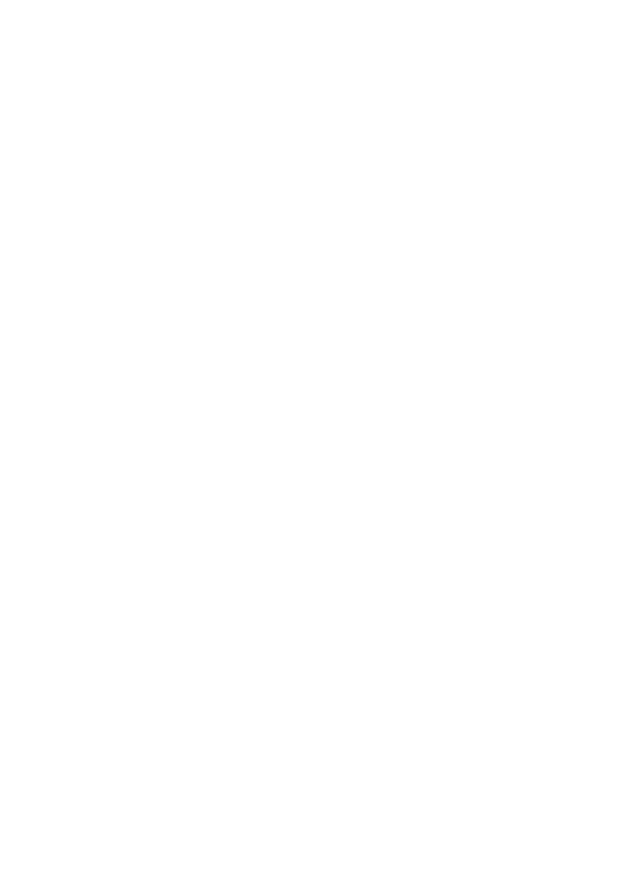
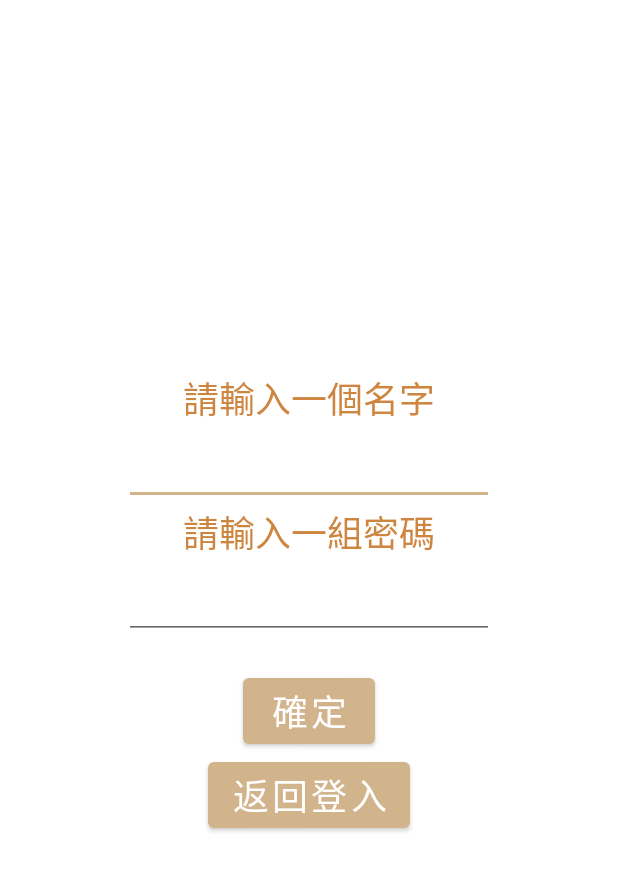
Before and after one commit to SuMingWei/Fit_it, an Android app: the Register screen opened directly, with no data from a screen before it, on a phone screen of 412 x 824 dp. Before the commit the part shown is empty. Shown: the top 871 px of the screen. Run offline under Robolectric (Android 15) with nearby library versions, the phone set to English and light mode, and no system bars.

Commit message:
[finish] login & register

```diff
--- a/app/src/main/AndroidManifest.xml
+++ b/app/src/main/AndroidManifest.xml
@@ -9,7 +9,8 @@
         android:roundIcon="@mipmap/ic_launcher_round"
         android:supportsRtl="true"
         android:theme="@style/Theme.Fitit">
-        <activity android:name=".Register"></activity>
+        <activity android:name=".Home"></activity>
+        <activity android:name=".Register" />
         <activity android:name=".MainActivity">
             <intent-filter>
                 <action android:name="android.intent.action.MAIN" />
--- /dev/null
+++ b/app/src/main/java/com/example/fitit/DBHelper.java
@@ -0,0 +1,92 @@
+package com.example.fitit;
+
+import android.content.ContentValues;
+import android.content.Context;
+import android.database.Cursor;
+import android.database.SQLException;
+import android.database.sqlite.SQLiteDatabase;
+import android.database.sqlite.SQLiteOpenHelper;
+import android.util.Log;
+import android.widget.Toast;
+
+import java.util.ArrayList;
+
+public class DBHelper extends SQLiteOpenHelper {
+    private Context nowContext;
+    private final String name = "Name";
+    private final String password = "Password";
+
+//    private final String date = "date";
+//    private final String upperlimb = "Upperlimb";
+//    private final String lowerlimb = "Lowerlimb";
+//    private final String softness = "Softness";
+//    private final String endurance = "Endurance";
+
+    private static final String databaseName = "LocalDB";
+    private static final int databaseVersion = 1;
+
+    // account info
+    private final String AccountTableName = "AccountInfo";
+    private final String createAccountTableSQL = "CREATE TABLE IF NOT EXISTS " + this.AccountTableName
+            + " ( " + this.name + " VARCHAR(255)," + this.password + " VARCHAR(255) ) ;";
+
+    private final String deleteAccountTableSQL = "DROP TABLE IF EXISTS " + this.AccountTableName + ";";
+
+    public DBHelper(Context context){
+        super(context,databaseName,null,databaseVersion);
+        this.nowContext = context;
+    }
+
+    @Override
+    public void onCreate(SQLiteDatabase db) {
+        try {
+            db.execSQL(this.createAccountTableSQL);
+        } catch (SQLException e){
+            e.printStackTrace();
+        }
+    }
+
+    @Override
+    public void onUpgrade(SQLiteDatabase db, int oldVersion, int newVersion) {
+        try {
+            db.execSQL(this.deleteAccountTableSQL);
+        } catch (SQLException e){
+            e.printStackTrace();
+        }
+    }
+
+    public void insertToAccount(String name,String password){
+        SQLiteDatabase myLocalDB = this.getReadableDatabase() ;
+
+        ContentValues contentValues = new ContentValues();
+        contentValues.put(this.name,name);
+        contentValues.put(this.password,password);
+
+        long nowID = myLocalDB.insert(this.AccountTableName,null,contentValues);
+
+        final String successLog = "註冊成功！";
+        Toast.makeText(this.nowContext,successLog,Toast.LENGTH_SHORT).show();
+    }
+
+    public ArrayList<AccountInfo> getAccountInfo(){
+        ArrayList<AccountInfo> accountList = new ArrayList<AccountInfo>();
+
+        SQLiteDatabase myLocalDB = this.getReadableDatabase();
+        String[] myColumn = {this.name,this.password};
+
+        Cursor myCursor = myLocalDB.query(this.AccountTableName,myColumn,null,null,null,null,null);
+
+        while(myCursor.moveToNext()){
+            String name = myCursor.getString(myCursor.getColumnIndex(this.name));
+            String phone = myCursor.getString(myCursor.getColumnIndex(this.password));
+
+            AccountInfo accountInfo = new AccountInfo();
+            accountInfo.init(name,phone);
+            accountList.add(accountInfo);
+        }
+
+        return accountList;
+    }
+
+
+}
--- a/app/src/main/java/com/example/fitit/Register.java
+++ b/app/src/main/java/com/example/fitit/Register.java
@@ -3,12 +3,76 @@ package com.example.fitit;
 import androidx.appcompat.app.AppCompatActivity;
 
 import android.os.Bundle;
+import android.view.View;
+import android.widget.Button;
+import android.widget.EditText;
+import android.widget.TextView;
+import android.widget.Toast;
+
+import java.util.ArrayList;
 
 public class Register extends AppCompatActivity {
+    private Button confirm_btn,back_btn;
+    private EditText name_ed,password_ed;
+
+    private ArrayList<AccountInfo> accountInfo = new ArrayList<>();
+    private DBHelper myDBHelper = new DBHelper(Register.this);
 
     @Override
     protected void onCreate(Bundle savedInstanceState) {
         super.onCreate(savedInstanceState);
         setContentView(R.layout.activity_register);
+
+        findObject();
+        buttonClickEvent();
+        checkRegister();
     }
+
+    public void findObject(){
+        name_ed = findViewById(R.id.name);
+        password_ed = findViewById(R.id.password);
+        confirm_btn = findViewById(R.id.register_btn);
+        back_btn = findViewById(R.id.login_btn);
+    }
+
+    public void register(){
+        String user_name = name_ed.getText().toString();
+        String user_password = password_ed.getText().toString();
+
+        if(user_name.length() != 0 && user_password.length() != 0){
+            this.myDBHelper.insertToAccount(user_name,user_password);
+            finish();
+        }else {
+            Toast.makeText(Register.this,"您的資料不完整，請重新再試",Toast.LENGTH_SHORT).show();
+        }
+
+    }
+
+    public void checkRegister(){
+        ArrayList<AccountInfo> accountInfo = new ArrayList<>();
+        accountInfo = myDBHelper.getAccountInfo();
+        if(accountInfo.size() != 0){
+            Toast.makeText(Register.this,"請勿重複註冊",Toast.LENGTH_SHORT).show();
+            finish();
+        }
+    }
+
+    public void buttonClickEvent(){
+        confirm_btn.setOnClickListener(new View.OnClickListener() {
+            @Override
+            public void onClick(View v) {
+                register();
+            }
+        });
+
+        back_btn.setOnClickListener(new View.OnClickListener() {
+            @Override
+            public void onClick(View v) {
+                finish();
+            }
+        });
+
+    }
+
+
 }
--- a/app/src/main/res/layout/activity_register.xml
+++ b/app/src/main/res/layout/activity_register.xml
@@ -6,4 +6,106 @@
     android:layout_height="match_parent"
     tools:context=".Register">
 
+    <!--horizonal_10-->
+    <androidx.constraintlayout.widget.Guideline
+        android:id="@+id/horizontal_10"
+        android:layout_width="match_parent"
+        android:layout_height="match_parent"
+        android:orientation="horizontal"
+        app:layout_constraintGuide_percent="0.10" />
+    <!--horizonal_30-->
+    <androidx.constraintlayout.widget.Guideline
+        android:id="@+id/horizontal_30"
+        android:layout_width="match_parent"
+        android:layout_height="match_parent"
+        android:orientation="horizontal"
+        app:layout_constraintGuide_percent="0.30" />
+    <!--horizonal_90-->
+    <androidx.constraintlayout.widget.Guideline
+        android:id="@+id/horizontal_90"
+        android:layout_width="match_parent"
+        android:layout_height="match_parent"
+        android:orientation="horizontal"
+        app:layout_constraintGuide_percent="0.90" />
+    <!--vertical_20-->
+    <androidx.constraintlayout.widget.Guideline
+        android:id="@+id/vertical_20"
+        android:layout_width="match_parent"
+        android:layout_height="match_parent"
+        android:orientation="vertical"
+        app:layout_constraintGuide_percent="0.20" />
+    <!--vertical_80-->
+    <androidx.constraintlayout.widget.Guideline
+        android:id="@+id/vertical_80"
+        android:layout_width="match_parent"
+        android:layout_height="match_parent"
+        android:orientation="vertical"
+        app:layout_constraintGuide_percent="0.80" />
+
+    <LinearLayout
+        android:layout_width="0dp"
+        android:layout_height="0dp"
+        app:layout_constraintTop_toTopOf="@id/horizontal_30"
+        app:layout_constraintBottom_toBottomOf="@+id/horizontal_90"
+        app:layout_constraintLeft_toLeftOf="@id/vertical_20"
+        app:layout_constraintRight_toRightOf="@id/vertical_80"
+        android:orientation="vertical" >
+
+        <TextView
+            android:id="@+id/enter_name"
+            android:layout_width="match_parent"
+            android:layout_height="wrap_content"
+            android:gravity="center"
+            android:textSize="24dp"
+            android:text="請輸入一個名字"
+            android:textColor="@color/peru"/>
+
+        <EditText
+            android:id="@+id/name"
+            android:layout_width="match_parent"
+            android:layout_height="wrap_content"
+            android:layout_gravity="center"
+            android:textSize="24dp"/>
+
+        <TextView
+            android:id="@+id/enter_password"
+            android:layout_width="match_parent"
+            android:layout_height="wrap_content"
+            android:gravity="center"
+            android:textSize="24dp"
+            android:text="請輸入一組密碼"
+            android:textColor="@color/peru"/>
+
+        <EditText
+            android:id="@+id/password"
+            android:layout_width="match_parent"
+            android:layout_height="wrap_content"
+            android:layout_gravity="center_horizontal"
+            android:textSize="24dp"/>
+
+        <LinearLayout
+            android:layout_width="match_parent"
+            android:layout_height="wrap_content"
+            android:layout_marginTop="20dp"
+            android:orientation="vertical" >
+            <Button
+                android:id="@+id/register_btn"
+                android:layout_width="wrap_content"
+                android:layout_height="wrap_content"
+                android:layout_gravity="center_horizontal"
+                android:textSize="24dp"
+                android:text="確定" />
+
+            <Button
+                android:id="@+id/login_btn"
+                android:layout_width="wrap_content"
+                android:layout_height="wrap_content"
+                android:layout_gravity="center_horizontal"
+                android:textSize="24dp"
+                android:text="返回登入"/>
+
+        </LinearLayout>
+
+    </LinearLayout>
+
 </androidx.constraintlayout.widget.ConstraintLayout>
```
Also changed, not shown: app/src/main/java/com/example/fitit/AccountInfo.java (added, +19 -0 lines), app/src/main/java/com/example/fitit/Home.java (added, +14 -0 lines), app/src/main/java/com/example/fitit/MainActivity.java (+69 -1 lines), app/src/main/res/layout/activity_home.xml (added, +9 -0 lines), app/src/main/res/layout/activity_main.xml (+10 -10 lines).
